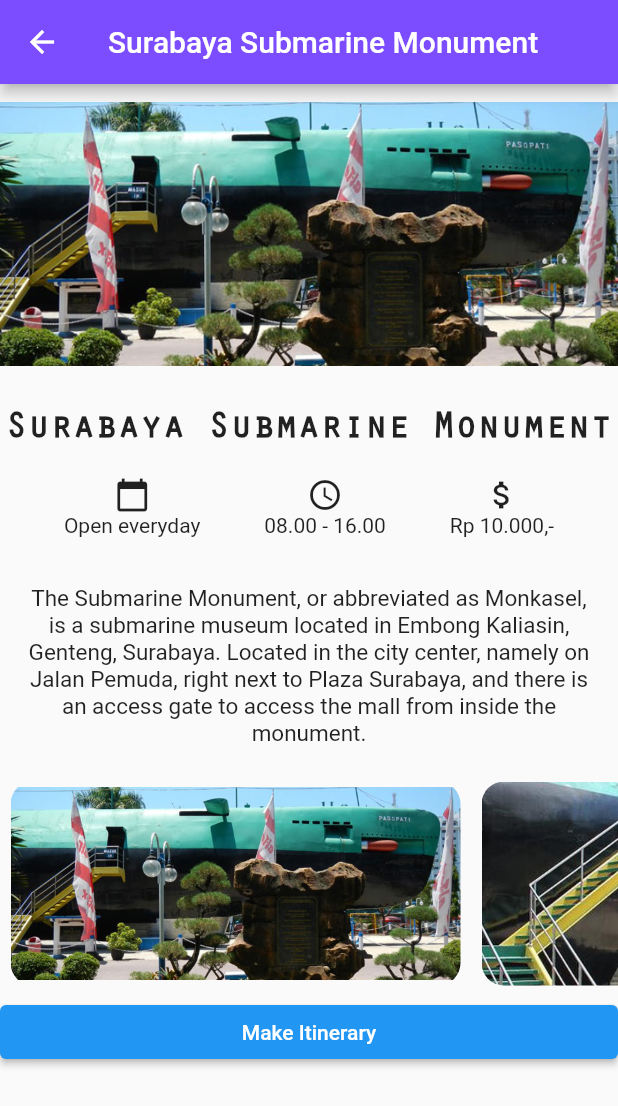
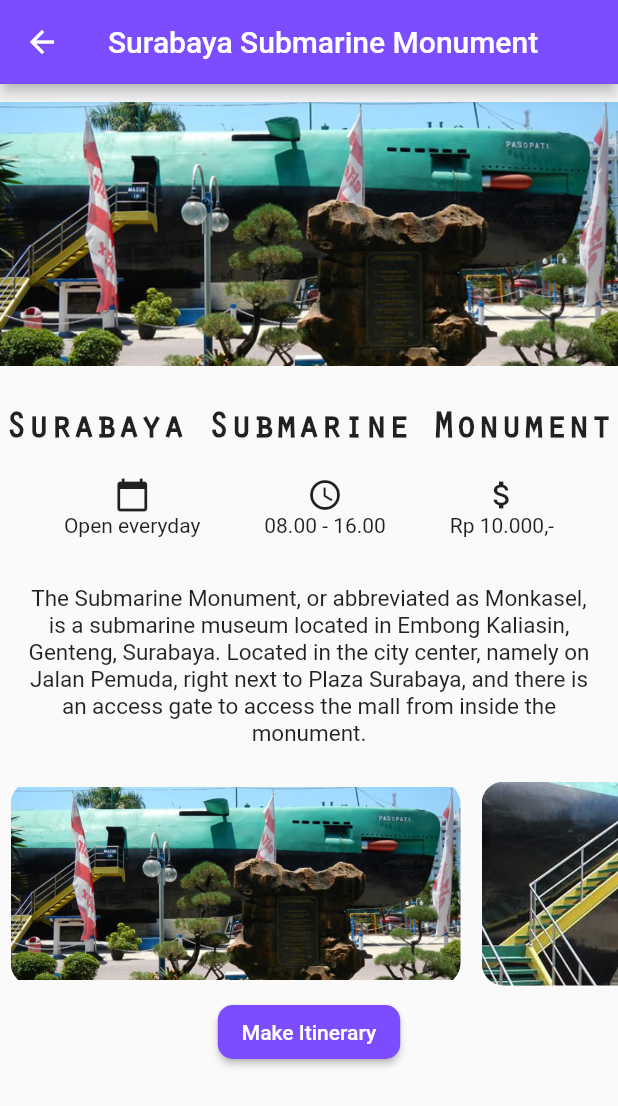
Before and after one commit to MuhNurilHuda/project_scrum_team, a Flutter app: the screen it shows after launch, after a tap on "Surabaya Submarine Monument", on a phone screen of 412 x 824 dp. Shown: the top 1106 px of the screen. Run offline on Flutter 3.47's test engine with Material 2 defaults, Android fonts, the phone set to English and light mode, and no system bars; drawn by our look-alikes of full_screen_image; our stand-ins replace sqflite; accounts and stored records are empty.

Commit message:
Tuesday, 07-03-2023

```diff
--- a/lib/pages/details_page.dart
+++ b/lib/pages/details_page.dart
@@ -15,14 +15,15 @@ class DetailsPage extends StatelessWidget {
         title: Text(place.name),
         backgroundColor: Colors.deepPurpleAccent,
       ),
-      body: Stack(
-        children: [
+      body: Stack(children: [
         SafeArea(
           child: Column(
             crossAxisAlignment: CrossAxisAlignment.stretch,
             children: <Widget>[
               FullScreenWidget(
-                    child: InteractiveViewer(child: Image.asset(place.imageAsset, width: 400, height: 200, fit: BoxFit.fitWidth))),
+                  child: InteractiveViewer(
+                      child: Image.asset(place.imageAsset,
+                          width: 400, height: 200, fit: BoxFit.fitWidth))),
               Container(
                 //Title Container
                 margin: const EdgeInsets.only(top: 16.0),
@@ -85,7 +86,10 @@ class DetailsPage extends StatelessWidget {
                           child: ClipRRect(
                               borderRadius: BorderRadius.circular(15.0),
                               child: InteractiveViewer(
-                                  child: Image.asset(place.gallery[0], width: 300, height: 250, fit: BoxFit.fitWidth),
+                                child: Image.asset(place.gallery[0],
+                                    width: 300,
+                                    height: 250,
+                                    fit: BoxFit.fitWidth),
                               )),
                         )),
                     Padding(
@@ -94,7 +98,10 @@ class DetailsPage extends StatelessWidget {
                           child: ClipRRect(
                               borderRadius: BorderRadius.circular(15.0),
                               child: InteractiveViewer(
-                                  child: Image.asset(place.gallery[1], width: 300, height: 250, fit: BoxFit.fitWidth),
+                                child: Image.asset(place.gallery[1],
+                                    width: 300,
+                                    height: 250,
+                                    fit: BoxFit.fitWidth),
                               )),
                         )),
                     Padding(
@@ -103,29 +110,49 @@ class DetailsPage extends StatelessWidget {
                           child: ClipRRect(
                               borderRadius: BorderRadius.circular(15.0),
                               child: InteractiveViewer(
-                                  child: Image.asset(place.gallery[2], width: 300, height: 250, fit: BoxFit.fitWidth),
+                                child: Image.asset(place.gallery[2],
+                                    width: 300,
+                                    height: 250,
+                                    fit: BoxFit.fitWidth),
                               )),
                         )),
                   ],
                 ),
               ),
+              Container(
+                  child: Row(
+                mainAxisAlignment: MainAxisAlignment.center,
+                children: <Widget>[
                   ElevatedButton(
                     onPressed: () {
                       Navigator.push(
                           context,
-                      MaterialPageRoute(builder: (context) => ItineraryTable())
-                    );
+                          MaterialPageRoute(
+                              builder: (context) => ItineraryTable()));
                     },
                     child: Text(
                       'Make Itinerary',
                     ),
-                )
+                    style: ButtonStyle(
+                      backgroundColor: MaterialStateProperty.all<Color>(
+                          Colors.deepPurpleAccent),
+                      shape: MaterialStateProperty.all<RoundedRectangleBorder>(
+                        RoundedRectangleBorder(
+                          borderRadius: BorderRadius.circular(10.0),
+                        ),
+                      ),
+                      padding: MaterialStateProperty.all<EdgeInsets>(
+                        EdgeInsets.symmetric(horizontal: 16.0, vertical: 8.0),
+                      ),
+                    ),
+                  ),
+                ],
+              ))
             ],
           ),
         ),
         //bottomNavBar
-        ]
-      ),
+      ]),
     );
   }
 }
```
Also changed, not shown: lib/database/activities.dart (+10 -18 lines), lib/pages/itinerary_table.dart (+42 -15 lines). Lines whose indentation alone changed are shown as unchanged.
